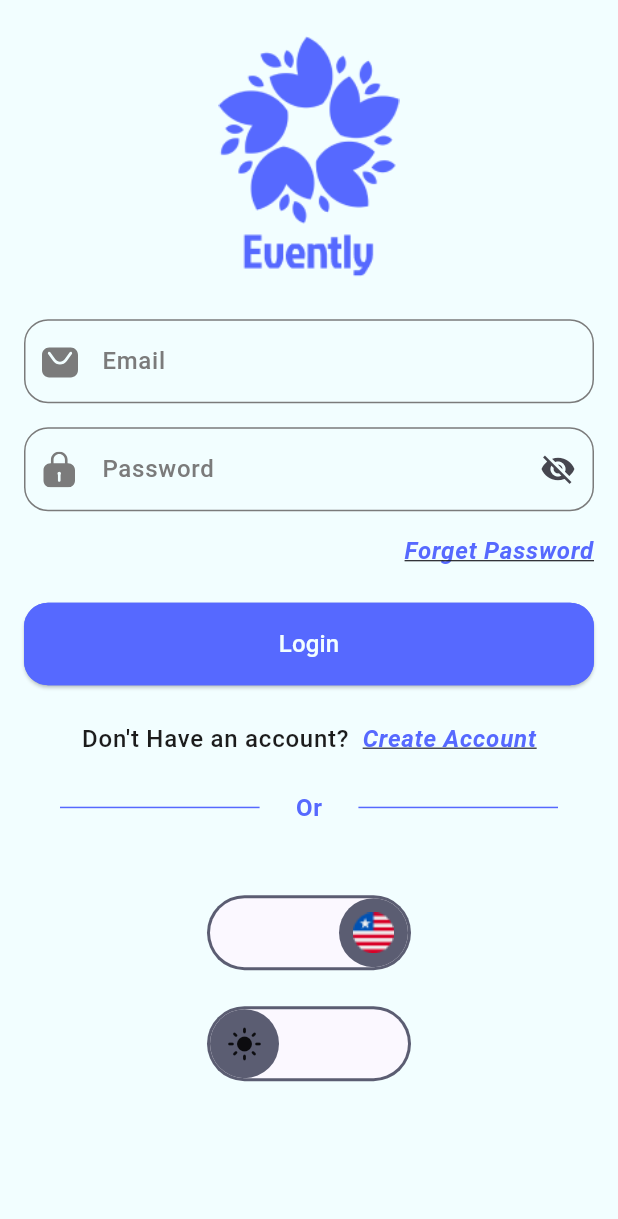
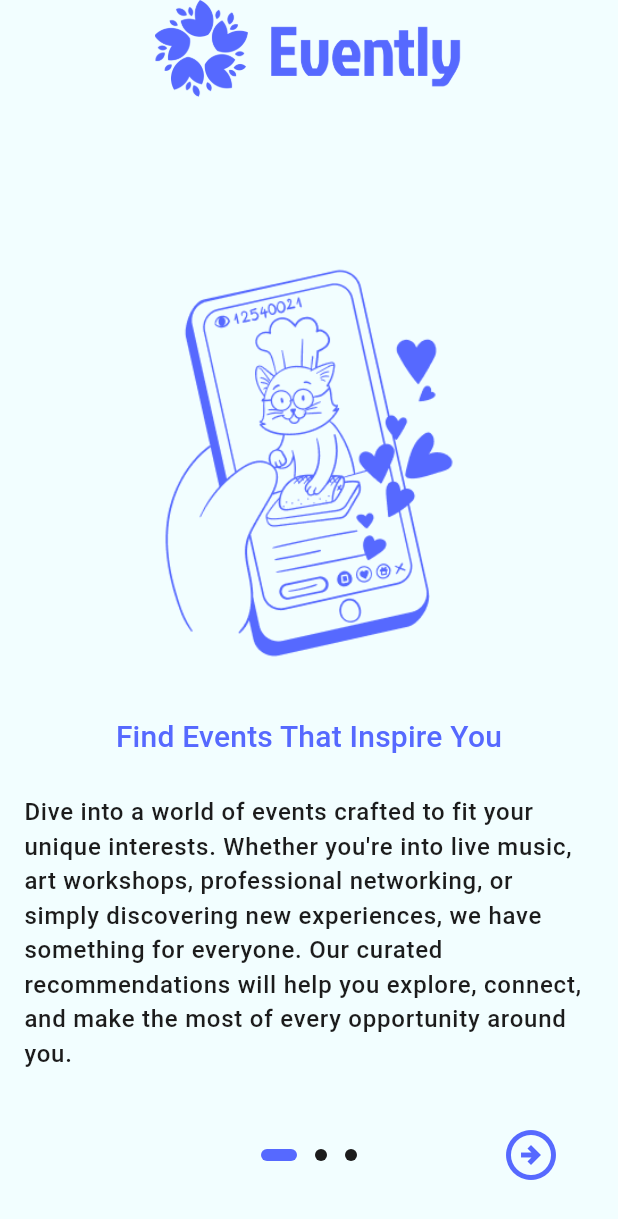
Before and after one commit to helkayal/evently, a Flutter app: the screen it shows after launch, on a phone screen of 412 x 824 dp. Shown: the top 1219 px of the screen. Run offline on Flutter 3.47's test engine with Material 3 defaults, Android fonts, the phone set to English and light mode, and no system bars; drawn by our look-alikes of animated_toggle_switch, introduction_screen; our stand-ins replace cloud_firestore, firebase_auth, firebase_core, flutter_svg, shared_preferences; accounts and stored records are empty.

Commit message:
onboarding

```diff
--- a/lib/main.dart
+++ b/lib/main.dart
@@ -1,7 +1,7 @@
 import 'package:evently/firebase_options.dart';
 import 'package:evently/ui/providers/theme_provider.dart';
 import 'package:evently/ui/providers/language_provider.dart';
-import 'package:evently/ui/screens/login/login.dart';
+import 'package:evently/ui/screens/splash/splash.dart';
 import 'package:evently/ui/utils/app_theme.dart';
 import 'package:firebase_core/firebase_core.dart';
 import 'package:flutter/material.dart';
@@ -32,6 +32,8 @@ class MyApp extends StatelessWidget {
     final themeProvider = Provider.of<ThemeProvider>(context);
 
     return MaterialApp(
+      debugShowCheckedModeBanner: false,
+      title: 'Evently',
       theme: AppTheme.lightTheme,
       darkTheme: AppTheme.darkTheme,
       themeMode: themeProvider.mode,
@@ -43,7 +45,7 @@ class MyApp extends StatelessWidget {
         GlobalCupertinoLocalizations.delegate,
       ],
       supportedLocales: [Locale('en'), Locale('ar')],
-      home: Login(),
+      home: Splash(),
     );
   }
 }
--- a/lib/ui/providers/theme_provider.dart
+++ b/lib/ui/providers/theme_provider.dart
@@ -3,8 +3,7 @@ import 'package:flutter/material.dart';
 class ThemeProvider extends ChangeNotifier {
   ThemeMode mode = ThemeMode.light;
 
-
-  changeMode(ThemeMode mode){
+  changeMode(ThemeMode mode) {
     this.mode = mode;
     notifyListeners();
   }
--- /dev/null
+++ b/lib/ui/screens/onboarding/onboarding.dart
@@ -0,0 +1,133 @@
+import 'package:evently/data/prefs_utils.dart';
+import 'package:evently/ui/utils/app_assets.dart';
+import 'package:evently/ui/utils/app_routes.dart';
+import 'package:flutter/material.dart';
+import 'package:introduction_screen/introduction_screen.dart';
+
+class Onboarding extends StatefulWidget {
+  const Onboarding({super.key});
+
+  @override
+  State<Onboarding> createState() => _OnboardingState();
+}
+
+class _OnboardingState extends State<Onboarding> {
+  final introKey = GlobalKey<IntroductionScreenState>();
+
+  @override
+  Widget build(BuildContext context) {
+    Color primaryColor = Theme.of(context).colorScheme.primary;
+    return Scaffold(
+      backgroundColor: primaryColor,
+      body: IntroductionScreen(
+        key: introKey,
+        allowImplicitScrolling: false,
+        infiniteAutoScroll: false,
+        globalHeader: SafeArea(
+          child: Align(
+            alignment: Alignment.topCenter,
+            child: SizedBox(
+              width: MediaQuery.of(context).size.width * 0.5,
+              child: Image.asset(
+                AppAssets.appHorizontalLogo,
+                fit: BoxFit.contain,
+              ),
+            ),
+          ),
+        ),
+        bodyPadding: EdgeInsets.only(
+          top: MediaQuery.of(context).size.height * 0.15,
+        ),
+        pages: pageViewModelsList(),
+        onDone: () => onOnvoardingDone(),
+        showSkipButton: false,
+        skipOrBackFlex: 0,
+        nextFlex: 0,
+        showBackButton: true,
+        back: Icon(
+          Icons.arrow_circle_left_outlined,
+          color: primaryColor,
+          size: 40,
+        ),
+        next: Icon(
+          Icons.arrow_circle_right_outlined,
+          color: primaryColor,
+          size: 40,
+        ),
+        done: Icon(
+          Icons.arrow_circle_right_outlined,
+          color: primaryColor,
+          size: 40,
+        ),
+        curve: Curves.fastLinearToSlowEaseIn,
+        controlsMargin: const EdgeInsets.all(16),
+        dotsDecorator: DotsDecorator(
+          size: Size(8.0, 8.0),
+          color: Theme.of(context).colorScheme.secondary,
+          activeSize: Size(24.0, 8.0),
+          activeColor: primaryColor,
+          activeShape: RoundedRectangleBorder(
+            borderRadius: BorderRadius.all(Radius.circular(25.0)),
+          ),
+        ),
+        controlsPadding: const EdgeInsets.all(10.0),
+      ),
+    );
+  }
+
+  List<PageViewModel> pageViewModelsList() {
+    PageDecoration pageDecoration = PageDecoration(
+      titleTextStyle: Theme.of(context).textTheme.titleMedium!,
+      imagePadding: EdgeInsets.only(top: 50),
+    );
+    return [
+      PageViewModel(
+        title: "Find Events That Inspire You",
+        bodyWidget: Text(
+          "Dive into a world of events crafted to fit your unique interests. Whether you're into live music, art workshops, professional networking, or simply discovering new experiences, we have something for everyone. Our curated recommendations will help you explore, connect, and make the most of every opportunity around you.",
+          style: Theme.of(context).textTheme.labelSmall,
+          textAlign: TextAlign.left,
+        ),
+        image: Image.asset(
+          Theme.of(context).brightness == Brightness.light
+              ? AppAssets.onboardingLight1
+              : AppAssets.onboardingDark1,
+        ),
+        decoration: pageDecoration,
+      ),
+      PageViewModel(
+        title: "Effortless Event Planning",
+        bodyWidget: Text(
+          "Take the hassle out of organizing events with our all-in-one planning tools. From setting up invites and managing RSVPs to scheduling reminders and coordinating details, we’ve got you covered. Plan with ease and focus on what matters – creating an unforgettable experience for you and your guests.",
+          style: Theme.of(context).textTheme.labelSmall,
+          textAlign: TextAlign.left,
+        ),
+        image: Image.asset(
+          Theme.of(context).brightness == Brightness.light
+              ? AppAssets.onboardingLight2
+              : AppAssets.onboardingDark2,
+        ),
+        decoration: pageDecoration,
+      ),
+      PageViewModel(
+        title: "Connect with Friends & Share Moments",
+        bodyWidget: Text(
+          "Make every event memorable by sharing the experience with others. Our platform lets you invite friends, keep everyone in the loop, and celebrate moments together. Capture and share the excitement with your network, so you can relive the highlights and cherish the memories.",
+          style: Theme.of(context).textTheme.labelSmall,
+          textAlign: TextAlign.left,
+        ),
+        image: Image.asset(
+          Theme.of(context).brightness == Brightness.light
+              ? AppAssets.onboardingLight3
+              : AppAssets.onboardingDark3,
+        ),
+        decoration: pageDecoration,
+      ),
+    ];
+  }
+
+  void onOnvoardingDone() async {
+    await saveOnboradingStatus();
+    if (mounted) Navigator.pushReplacement(context, AppRoutes.login);
+  }
+}
--- a/lib/ui/utils/app_assets.dart
+++ b/lib/ui/utils/app_assets.dart
@@ -1,5 +1,6 @@
 class AppAssets {
-  static const String appHorizontalLogo = 'assets/images/app_horizontal_logo.png';
+  static const String appHorizontalLogo =
+      'assets/images/app_horizontal_logo.png';
   static const String appVerticalLogo = 'assets/images/app_vertical_logo.png';
   static const String icHome = 'assets/images/home.png';
   static const String homeActive = 'assets/images/home_active.png';
@@ -14,7 +15,8 @@ class AppAssets {
   static const String route = 'assets/images/route.png';
   static const String sport = 'assets/images/sport.png';
   static const String splashBranding = 'assets/images/splash_branding.png';
-  static const String splash = 'assets/images/splash.png';
+  static const String splashLight = 'assets/images/splash.png';
+  static const String splashDark = 'assets/images/splash_dark.png';
   static const String icEg = 'assets/images/ic_eg.png';
   static const String icUsa = 'assets/images/ic_usa.png';
   static const String eventBirthday = 'assets/images/event_birthday.png';
@@ -22,7 +24,15 @@ class AppAssets {
   static const String eventGaming = 'assets/images/event_gaming.png';
   static const String eventHoliday = 'assets/images/event_holiday.png';
   static const String eventSport = 'assets/images/event_sport.png';
+  static const String onboardingLight1 = 'assets/images/onboarding_light_1.png';
+  static const String onboardingLight2 = 'assets/images/onboarding_light_2.png';
+  static const String onboardingLight3 = 'assets/images/onboarding_light_3.png';
+  static const String onboardingDark1 = 'assets/images/onboarding_dark_1.png';
+  static const String onboardingDark2 = 'assets/images/onboarding_dark_2.png';
+  static const String onboardingDark3 = 'assets/images/onboarding_dark_3.png';
+  static const String icGoogle = 'assets/images/ic_google.png';
 }
+
 class AppSvg {
   static const String icEmail = 'assets/images/svg/ic_email.svg';
   static const String icPassword = 'assets/images/svg/ic_password.svg';
--- a/lib/ui/utils/app_routes.dart
+++ b/lib/ui/utils/app_routes.dart
@@ -1,10 +1,15 @@
 import 'package:evently/ui/screens/add_event/add_event.dart';
 import 'package:evently/ui/screens/home/home.dart';
 import 'package:evently/ui/screens/login/login.dart';
+import 'package:evently/ui/screens/onboarding/onboarding.dart';
 import 'package:evently/ui/screens/register/register.dart';
 import 'package:flutter/material.dart';
 
 abstract final class AppRoutes {
+  static Route get onboarding {
+    return MaterialPageRoute(builder: (_) => const Onboarding());
+  }
+
   static Route get login {
     return MaterialPageRoute(builder: (_) => const Login());
   }
--- a/lib/ui/utils/app_theme.dart
+++ b/lib/ui/utils/app_theme.dart
@@ -43,7 +43,7 @@ abstract final class AppTheme {
     ),
     labelSmall: const TextStyle(
       fontSize: 16,
-      color: AppColors.black,
+      color: AppColors.white,
       fontWeight: FontWeight.w500,
     ),
   );
@@ -60,7 +60,14 @@ abstract final class AppTheme {
   static ThemeData lightTheme = ThemeData(
     scaffoldBackgroundColor: AppColors.white,
     primaryColor: AppColors.blue,
-    colorScheme: ColorScheme.fromSeed(seedColor: AppColors.blue),
+    colorScheme: ColorScheme.fromSeed(
+      brightness: Brightness.light,
+      seedColor: AppColors.blue,
+      primary: AppColors.blue,
+      secondary: AppColors.black,
+      onSecondary: AppColors.white,
+    ),
+    brightness: Brightness.light,
     textTheme: _lightTextTheme,
     appBarTheme: AppBarTheme(
       backgroundColor: Colors.transparent,
@@ -73,7 +80,7 @@ abstract final class AppTheme {
     ),
     elevatedButtonTheme: ElevatedButtonThemeData(
       style: ElevatedButton.styleFrom(
-        backgroundColor: AppColors.blue,
+        backgroundColor: AppColors.white,
         shape: RoundedRectangleBorder(
           borderRadius: BorderRadius.circular(16),
           side: BorderSide(color: AppColors.blue),
@@ -93,12 +100,28 @@ abstract final class AppTheme {
       hintStyle: _lightTextTheme.titleSmall,
     ),
     dividerTheme: DividerThemeData(color: AppColors.blue, thickness: 1),
+    bottomNavigationBarTheme: BottomNavigationBarThemeData(
+      elevation: 0,
+      selectedItemColor: AppColors.white,
+      unselectedItemColor: AppColors.white,
+      selectedLabelStyle: TextStyle(color: AppColors.white),
+      unselectedLabelStyle: TextStyle(color: AppColors.white),
+      showUnselectedLabels: true,
+      type: BottomNavigationBarType.fixed,
+    ),
   );
 
   static ThemeData darkTheme = ThemeData(
     scaffoldBackgroundColor: AppColors.dartPurple,
     primaryColor: AppColors.blue,
-    colorScheme: ColorScheme.fromSeed(seedColor: AppColors.blue),
+    colorScheme: ColorScheme.fromSeed(
+      brightness: Brightness.dark,
+      seedColor: AppColors.blue,
+      primary: AppColors.blue,
+      secondary: AppColors.white,
+      onSecondary: AppColors.black,
+    ),
+    brightness: Brightness.dark,
     textTheme: _dartTextTheme,
     appBarTheme: AppBarTheme(
       backgroundColor: AppColors.blue,
@@ -111,7 +134,12 @@ abstract final class AppTheme {
     ),
     elevatedButtonTheme: ElevatedButtonThemeData(
       style: ElevatedButton.styleFrom(
-        backgroundColor: AppColors.blue,
+        backgroundColor: AppColors.dartPurple,
+        shape: RoundedRectangleBorder(
+          borderRadius: BorderRadius.circular(16),
+          side: BorderSide(color: AppColors.blue),
+        ),
+        padding: EdgeInsets.symmetric(vertical: 16),
         textStyle: TextStyle(
           color: AppColors.white,
           fontSize: 16,
--- a/pubspec.yaml
+++ b/pubspec.yaml
@@ -18,6 +18,8 @@ dependencies:
   firebase_core: ^4.0.0
   firebase_auth: ^6.0.0
   cloud_firestore: ^6.0.0
+  shared_preferences: ^2.5.3
+  introduction_screen: ^3.1.17
 
 dev_dependencies:
   flutter_test:
```
Also changed, not shown: lib/data/firestore_utils.dart (+9 -1 lines), lib/data/prefs_utils.dart (added, +16 -0 lines), lib/ui/screens/home/home.dart (+129 -30 lines), lib/ui/screens/splash/splash.dart (+21 -2 lines), pubspec.lock, 2 other files.
